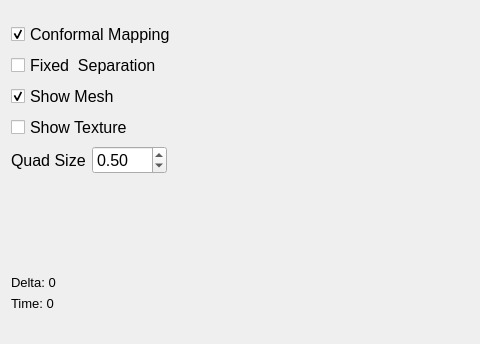
azer89/ConformalDecorativeStrokes, file mainwindow.ui: the form before one commit; both pictures show x 0 to 480 and y 356 to 700 of the 1244 by 700 pixel window.
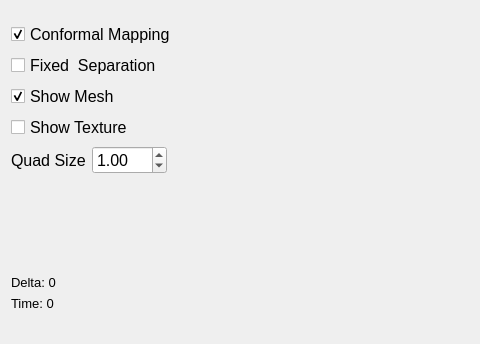
The form after the commit. Custom widgets are drawn as their Qt base class.

```diff
--- a/mainwindow.ui
+++ b/mainwindow.ui
@@ -275,7 +275,7 @@
         <double>0.100000000000000</double>
        </property>
        <property name="value">
-        <double>0.500000000000000</double>
+        <double>1.000000000000000</double>
        </property>
       </widget>
      </item>
```
